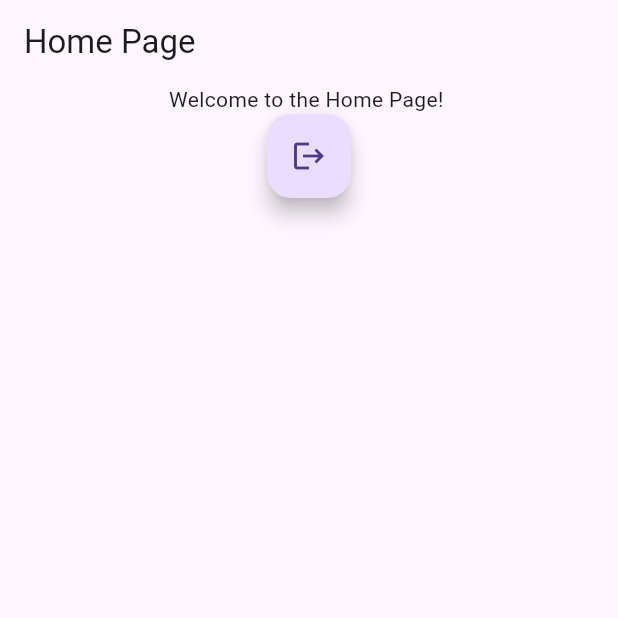
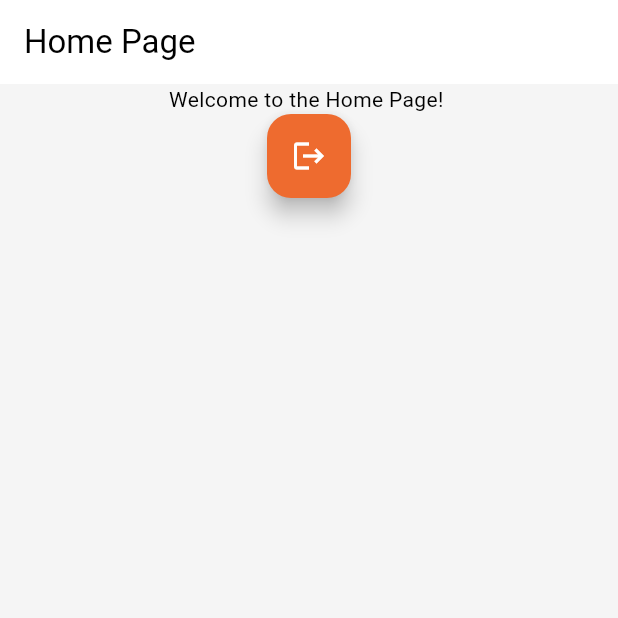
Before and after one commit to AventeL/PokeDeal, a Flutter app: the screen it shows once a user with an empty profile is signed in, on a phone screen of 412 x 824 dp, the top half of it. Run offline on Flutter 3.47's test engine with Material 3 defaults, Android fonts, the phone set to English and light mode, and no system bars; our stand-ins replace bloc, flutter_bloc, get_it, go_router, supabase_flutter; accounts and stored records are empty.

Commit message:
feat: add theme on the app

```diff
--- a/lib/core/materialApp/main_material_app.dart
+++ b/lib/core/materialApp/main_material_app.dart
@@ -3,6 +3,7 @@ import 'package:flutter_bloc/flutter_bloc.dart';
 import 'package:pokedeal/core/di/injection_container.dart';
 import 'package:pokedeal/core/routes/router.dart';
 import 'package:pokedeal/features/Authentication/presentation/bloc/authentication_bloc.dart';
+import 'package:pokedeal/theme/custom_theme.dart';
 
 class MainMaterialApp extends StatelessWidget {
   const MainMaterialApp({super.key});
@@ -19,6 +20,9 @@ class MainMaterialApp extends StatelessWidget {
         routerConfig: router,
         title: 'PokeDeal',
         debugShowCheckedModeBanner: false,
+        theme: lightTheme,
+        darkTheme: darkTheme,
+        themeMode: ThemeMode.system,
       ),
     );
   }
--- /dev/null
+++ b/lib/theme/custom_theme.dart
@@ -0,0 +1,21 @@
+import 'package:flutter/material.dart';
+
+ThemeData lightTheme = ThemeData(
+  colorScheme: ColorScheme.light(
+    primary: const Color(0xFFEE6B2F),
+    secondary: const Color(0xFF30A7D7),
+    tertiary: const Color(0xFFD9D9D9),
+    brightness: Brightness.light,
+  ),
+  scaffoldBackgroundColor: const Color(0xFFF5F5F5),
+);
+
+ThemeData darkTheme = ThemeData(
+  colorScheme: ColorScheme.light(
+    primary: const Color(0xFFEE6B2F),
+    secondary: const Color(0xFF30A7D7),
+    tertiary: const Color(0xFFD9D9D9),
+    brightness: Brightness.dark,
+  ),
+  scaffoldBackgroundColor: const Color(0xFFF5F5F5),
+);
```
Also changed, not shown: pubspec.lock.
